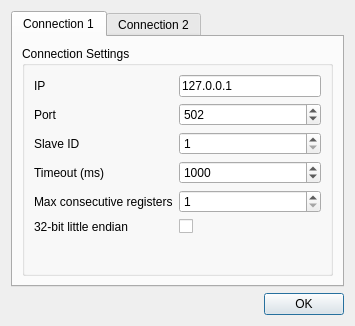
Above: src/dialogs/connectiondialog.ui from ModbusScope/ModbusScope before the change. Below: the same form after it.
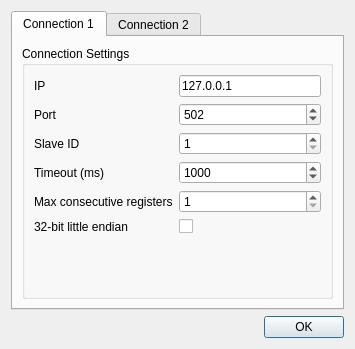
That is the form after the change. The open tabs and pages were chosen to show the change. Icons and pictures are not drawn.

Commit message: Set default tab to connection 1

```diff
--- a/src/dialogs/connectiondialog.ui
+++ b/src/dialogs/connectiondialog.ui
@@ -7,7 +7,7 @@
     <x>0</x>
     <y>0</y>
     <width>355</width>
-    <height>326</height>
+    <height>349</height>
    </rect>
   </property>
   <property name="windowTitle">
```
Left out of the diff: 2 changed lines with no effect on the pictures.
